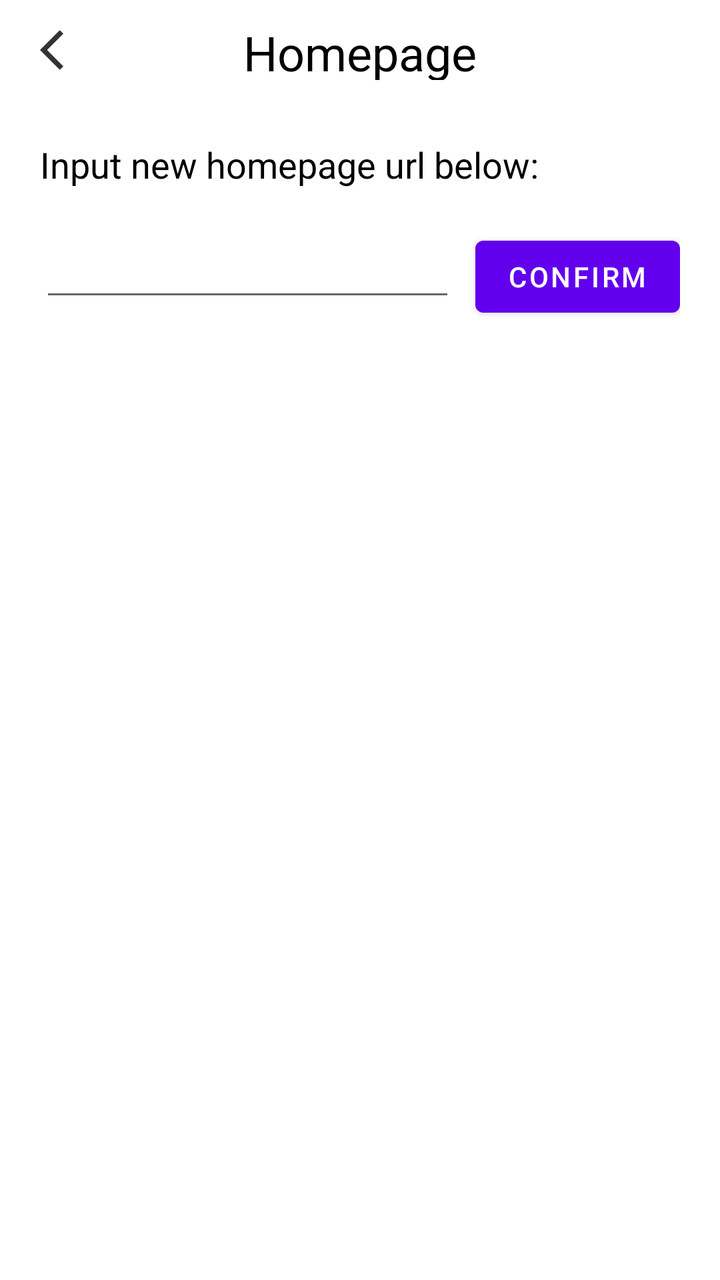
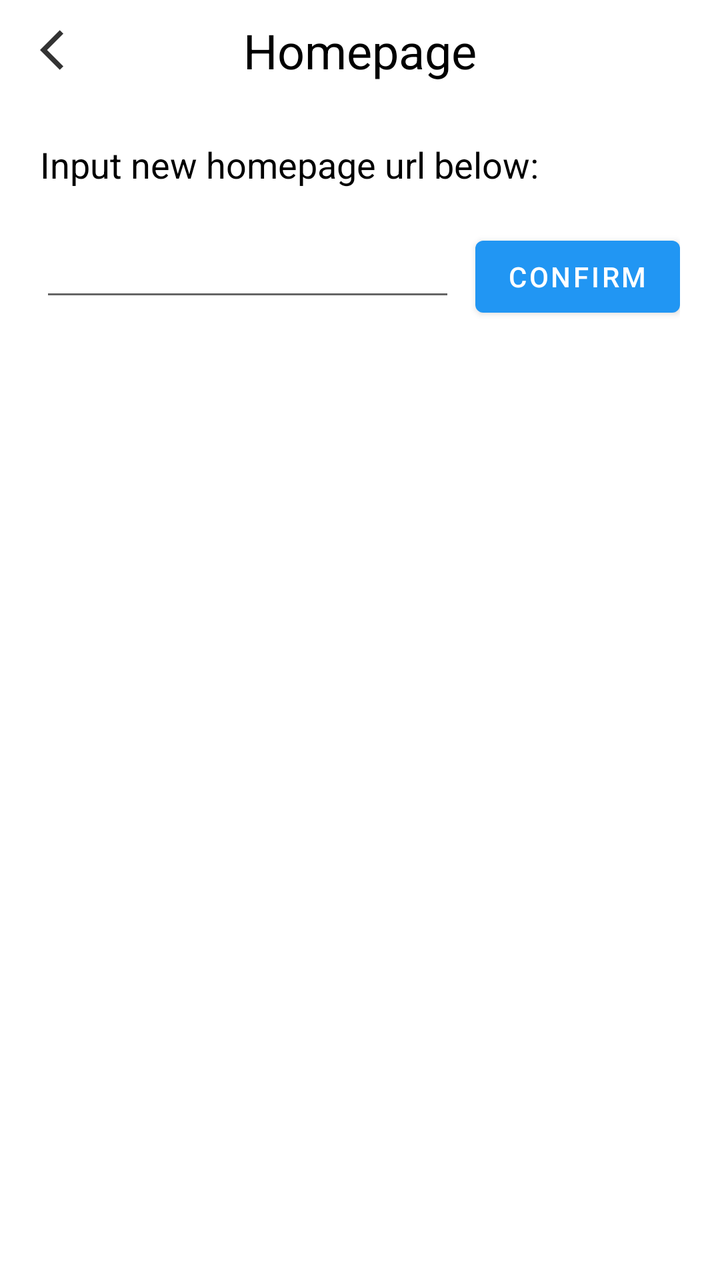

Two renders of the same Android screen: before a commit and after it. Below are the layout's source before the change and the commit's diff.
<!-- AndroidManifest.xml: application theme Theme.HydrogenBrowser -->
<!-- res/layout/activity_homepage.xml -->
<?xml version="1.0" encoding="utf-8"?>
<LinearLayout xmlns:android="http://schemas.android.com/apk/res/android"
    android:layout_width="match_parent"
    android:layout_height="match_parent"
    android:orientation="vertical">

    <include layout="@layout/title_homepage"/>
    <TextView
        android:layout_width="wrap_content"
        android:layout_height="wrap_content"
        android:text="Input new homepage url below: "
        android:textColor="#000000"
        android:textSize="18sp"
        android:layout_marginLeft="20dp"
        android:layout_marginTop="20dp"
        android:layout_marginBottom="20dp"/>
    <LinearLayout
        android:layout_width="match_parent"
        android:layout_height="wrap_content"
        android:layout_marginLeft="20dp"
        android:layout_marginRight="20dp"
        android:orientation="horizontal">
        <EditText
            android:id="@+id/home_page_url"
            android:layout_width="match_parent"
            android:layout_height="wrap_content"
            android:layout_weight="1"
            android:layout_marginRight="10dp"/>
        <Button
            android:id="@+id/confirm"
            android:layout_width="wrap_content"
            android:layout_height="wrap_content"
            android:text="Confirm"
            android:layout_weight="0"/>
    </LinearLayout>

</LinearLayout>
<!-- res/layout/title_homepage.xml (included above) -->
<?xml version="1.0" encoding="utf-8"?>
<androidx.constraintlayout.widget.ConstraintLayout xmlns:android="http://schemas.android.com/apk/res/android"
    xmlns:tools="http://schemas.android.com/tools"
    android:layout_width="match_parent"
    android:layout_height="50dp"
    android:paddingVertical="10dp"
    xmlns:app="http://schemas.android.com/apk/res-auto">

    <ImageView
        android:id="@+id/title_back"
        android:layout_width="wrap_content"
        android:layout_height="wrap_content"
        android:layout_marginStart="20dp"
        android:src="@drawable/icon_back"
        app:layout_constraintBottom_toBottomOf="parent"
        app:layout_constraintStart_toStartOf="parent"
        app:layout_constraintTop_toTopOf="parent"
        tools:ignore="MissingConstraints" />

    <TextView
        android:id="@+id/title_text"
        android:layout_width="wrap_content"
        android:layout_height="wrap_content"
        android:text="@string/homepage"
        android:textColor="#000000"
        android:textSize="24sp"

        app:layout_constraintBottom_toBottomOf="parent"
        app:layout_constraintLeft_toLeftOf="parent"
        app:layout_constraintRight_toRightOf="parent"
        app:layout_constraintTop_toTopOf="parent"
        tools:ignore="MissingConstraints" />


</androidx.constraintlayout.widget.ConstraintLayout>
<!-- resources referenced by this layout -->
<resources>
  <!-- drawable icon_back (drawable) -->
  <?xml version="1.0" encoding="utf-8"?>
  <selector xmlns:android="http://schemas.android.com/apk/res/android" xmlns:tools="http://schemas.android.com/tools">
      <item android:drawable="@drawable/ic_back_black" android:state_pressed="true" />
      <item android:drawable="@drawable/ic_back_black" android:state_enabled="true" tools:ignore="StateListReachable" />
      <item android:drawable="@drawable/ic_back_grey" android:state_enabled="false" />
  
  </selector>
  <string name="homepage">Homepage</string>
  <style name="Theme.HydrogenBrowser" parent="Theme.MaterialComponents.DayNight.DarkActionBar">
          
          <item name="colorPrimary">@color/purple_500</item>
          <item name="colorPrimaryVariant">@color/purple_700</item>
          <item name="colorOnPrimary">@color/white</item>
          
          <item name="colorSecondary">@color/teal_200</item>
          <item name="colorSecondaryVariant">@color/teal_700</item>
          <item name="colorOnSecondary">@color/black</item>
          
          <item name="android:statusBarColor" tools:targetApi="l">?attr/colorPrimaryVariant</item>
          
      </style>
  <!-- drawable ic_back_black (drawable-anydpi) -->
  <vector xmlns:android="http://schemas.android.com/apk/res/android"
      android:width="24dp"
      android:height="24dp"
      android:viewportWidth="24"
      android:viewportHeight="24"
      android:tint="#000000"
      android:alpha="0.8">
    <path
        android:fillColor="@android:color/white"
        android:pathData="M11.67,3.87L9.9,2.1 0,12l9.9,9.9 1.77,-1.77L3.54,12z"/>
  </vector>
  <!-- drawable ic_back_grey (drawable-anydpi) -->
  <vector xmlns:android="http://schemas.android.com/apk/res/android"
      android:width="24dp"
      android:height="24dp"
      android:viewportWidth="24"
      android:viewportHeight="24"
      android:tint="#D3D3D3"
      android:alpha="0.8">
    <path
        android:fillColor="@android:color/white"
        android:pathData="M11.67,3.87L9.9,2.1 0,12l9.9,9.9 1.77,-1.77L3.54,12z"/>
  </vector>
  <color name="purple_500">#FF6200EE</color>
  <color name="purple_700">#FF3700B3</color>
  <color name="white">#FFFFFFFF</color>
  <color name="teal_200">#FF03DAC5</color>
  <color name="teal_700">#FF018786</color>
  <color name="black">#FF000000</color>
</resources>

<!-- the commit's change to res/layout/activity_homepage.xml (unified diff, before → after) -->
@@ -8,10 +8,11 @@
     <TextView
         android:layout_width="wrap_content"
         android:layout_height="wrap_content"
-        android:text="Input new homepage url below: "
+        android:text="@string/input_new_homepage_url_below"
         android:textColor="#000000"
         android:textSize="18sp"
-        android:layout_marginLeft="20dp"
+        android:layout_marginStart="20dp"
+        android:layout_marginEnd="20dp"
         android:layout_marginTop="20dp"
         android:layout_marginBottom="20dp"/>
     <LinearLayout
@@ -41,7 +42,6 @@
     xmlns:tools="http://schemas.android.com/tools"
     android:layout_width="match_parent"
     android:layout_height="50dp"
-    android:paddingVertical="10dp"
     xmlns:app="http://schemas.android.com/apk/res-auto">
 
     <ImageView
@@ -49,6 +49,7 @@
         android:layout_width="wrap_content"
         android:layout_height="wrap_content"
         android:layout_marginStart="20dp"
+        android:layout_marginVertical="10dp"
         android:src="@drawable/icon_back"
         app:layout_constraintBottom_toBottomOf="parent"
         app:layout_constraintStart_toStartOf="parent"
<!-- resource entries referenced after the edit -->
@@ -9,10 +9,11 @@
   
   </selector>
   <string name="homepage">Homepage</string>
+  <string name="input_new_homepage_url_below">Input new homepage url below:</string>
   <style name="Theme.HydrogenBrowser" parent="Theme.MaterialComponents.DayNight.DarkActionBar">
           
-          <item name="colorPrimary">@color/purple_500</item>
-          <item name="colorPrimaryVariant">@color/purple_700</item>
+          <item name="colorPrimary">@color/blue_500</item>
+          <item name="colorPrimaryVariant">@color/blue_700</item>
           <item name="colorOnPrimary">@color/white</item>
           
           <item name="colorSecondary">@color/teal_200</item>
@@ -46,8 +47,8 @@
         android:fillColor="@android:color/white"
         android:pathData="M11.67,3.87L9.9,2.1 0,12l9.9,9.9 1.77,-1.77L3.54,12z"/>
   </vector>
-  <color name="purple_500">#FF6200EE</color>
-  <color name="purple_700">#FF3700B3</color>
+  <color name="blue_500">#2196F3</color>
+  <color name="blue_700">#1976D2</color>
   <color name="white">#FFFFFFFF</color>
   <color name="teal_200">#FF03DAC5</color>
   <color name="teal_700">#FF018786</color>
